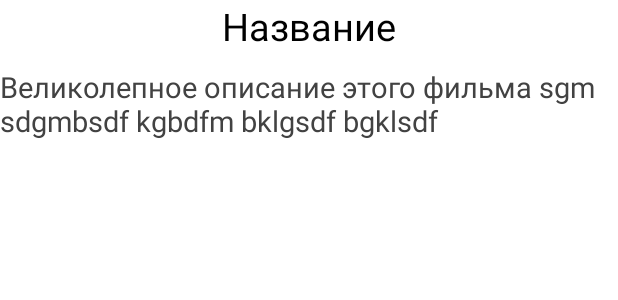
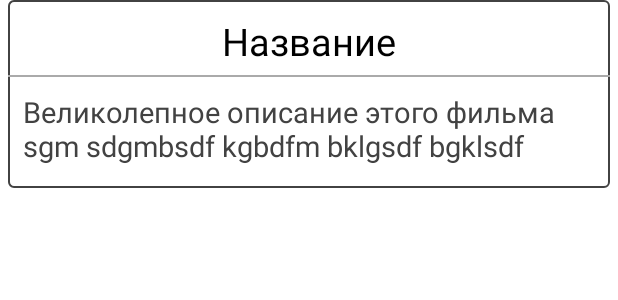
Before and after one commit to Krushiler/WhatToWatch, an Android app: the layout film_row_item.xml on its own in the app's theme, with its tools: preview values and no code run, on a phone screen of 412 x 824 dp. Shown: the top 300 px of the screen. Run offline under Robolectric (Android 15) with nearby library versions, the phone set to English and light mode, and no system bars.

```diff
--- a/app/build.gradle
+++ b/app/build.gradle
@@ -58,4 +58,8 @@ dependencies {
 
     //Retrofit
     implementation 'com.squareup.retrofit2:retrofit:2.9.0'
+    implementation 'com.squareup.retrofit2:converter-gson:2.5.0'
+
+    //Glide
+    implementation "com.github.bumptech.glide:recyclerview-integration:4.4.0"
 }
--- a/app/src/main/java/com/example/whattowatch/App.kt
+++ b/app/src/main/java/com/example/whattowatch/App.kt
@@ -1,6 +1,7 @@
 package com.example.whattowatch
 
 import android.app.Application
+import com.example.whattowatch.di.networkModule
 import com.example.whattowatch.di.viewModelsModule
 import org.koin.android.ext.koin.androidContext
 import org.koin.android.ext.koin.androidLogger
@@ -13,7 +14,7 @@ class App : Application() {
             androidLogger()
             androidContext(this@App)
 
-            modules(viewModelsModule)
+            modules(viewModelsModule, networkModule)
         }
     }
 }
--- a/app/src/main/java/com/example/whattowatch/retrofit/TokenInterceptor.kt
+++ b/app/src/main/java/com/example/whattowatch/retrofit/TokenInterceptor.kt
@@ -7,7 +7,7 @@ class TokenInterceptor : Interceptor {
     override fun intercept(chain: Interceptor.Chain): Response {
         var original = chain.request()
         val token = "qpTw7iwZcIDJj0JZZhyr6YWHCfHbak7c"
-        val url = original.url().newBuilder().addQueryParameter("apikey", token).build()
+        val url = original.url().newBuilder().addQueryParameter("api-key", token).build()
         original = original.newBuilder().url(url).build()
         return chain.proceed(original)
     }
--- /dev/null
+++ b/app/src/main/res/drawable/film_row_item_background.xml
@@ -0,0 +1,12 @@
+<?xml version="1.0" encoding="utf-8"?>
+<shape xmlns:android="http://schemas.android.com/apk/res/android">
+
+    <stroke android:width="1dp"
+        android:color="@color/cardview_dark_background"
+        />
+
+    <corners android:bottomRightRadius="3dp"
+        android:bottomLeftRadius="3dp"
+        android:topLeftRadius="3dp"
+        android:topRightRadius="3dp"/>
+</shape>
--- a/app/src/main/res/layout/film_row_item.xml
+++ b/app/src/main/res/layout/film_row_item.xml
@@ -1,7 +1,11 @@
 <?xml version="1.0" encoding="utf-8"?>
 <LinearLayout xmlns:android="http://schemas.android.com/apk/res/android"
     android:layout_width="match_parent"
-    android:layout_height="match_parent"
+    android:layout_height="wrap_content"
+    android:paddingTop="10dp"
+    android:paddingBottom="10dp"
+    android:layout_marginHorizontal="5dp"
+    android:background="@drawable/film_row_item_background"
     android:orientation="vertical">
     <TextView
         android:id="@+id/filmTitle"
@@ -12,17 +16,26 @@
         android:layout_width="match_parent"
         android:layout_height="wrap_content" />
 
+    <View
+        android:layout_marginTop="5dp"
+        android:layout_width="match_parent"
+        android:layout_height="1dp"
+        android:background="@android:color/darker_gray" />
+
     <TextView
         android:layout_marginTop="10dp"
         android:id="@+id/filmDescription"
         android:layout_width="match_parent"
+        android:paddingHorizontal="10dp"
         android:text="Великолепное описание этого фильма sgm sdgmbsdf kgbdfm bklgsdf bgklsdf"
         android:textColor="@color/cardview_dark_background"
         android:textSize="19sp"
         android:layout_height="wrap_content" />
     <ImageView
+        android:layout_marginTop="5dp"
         android:id="@+id/filmImage"
         android:layout_gravity="center"
-        android:layout_width="wrap_content"
+        android:paddingHorizontal="10dp"
+        android:layout_width="match_parent"
         android:layout_height="wrap_content"/>
 </LinearLayout>
```
Also changed, not shown: app/src/main/java/com/example/whattowatch/NetworkService.kt (added, +23 -0 lines), app/src/main/java/com/example/whattowatch/di/Modules.kt (+6 -1 lines), app/src/main/java/com/example/whattowatch/ui/films/Film.kt (+6 -2 lines), app/src/main/java/com/example/whattowatch/ui/films/FilmItemMargin.kt (added, +23 -0 lines), app/src/main/java/com/example/whattowatch/ui/films/FilmsAdapter.kt (+49 -1 lines), app/src/main/java/com/example/whattowatch/ui/films/FilmsApi.kt (added, +10 -0 lines), app/src/main/java/com/example/whattowatch/ui/films/FilmsFragment.kt (+27 -0 lines), app/src/main/java/com/example/whattowatch/ui/films/FilmsViewModel.kt (+37 -1 lines), app/src/main/java/com/example/whattowatch/ui/films/LoadScrollListener.kt (added, +39 -0 lines), app/src/main/java/com/example/whattowatch/ui/films/Multimedia.kt (added, +10 -0 lines), app/src/main/java/com/example/whattowatch/ui/films/Response.kt (added, +10 -0 lines), app/src/main/res/layout/fragment_films.xml (+12 -4 lines).
